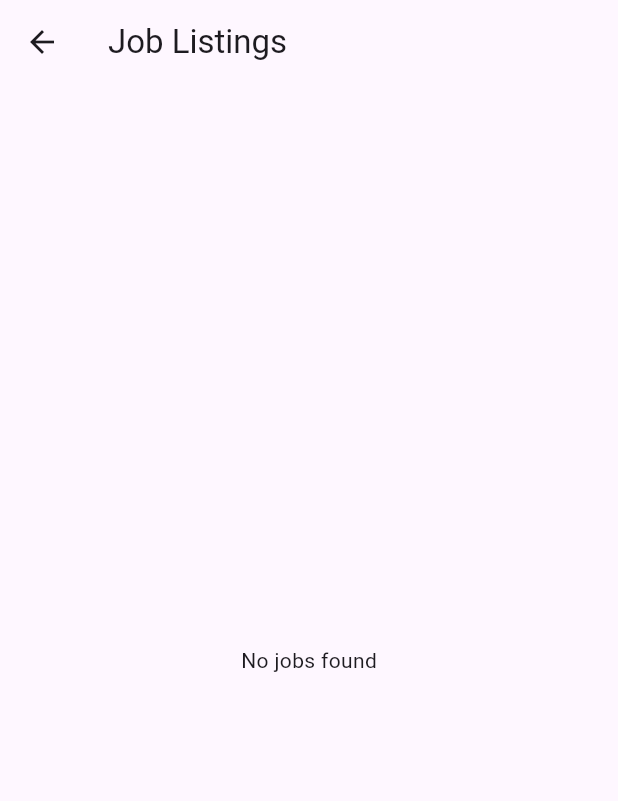
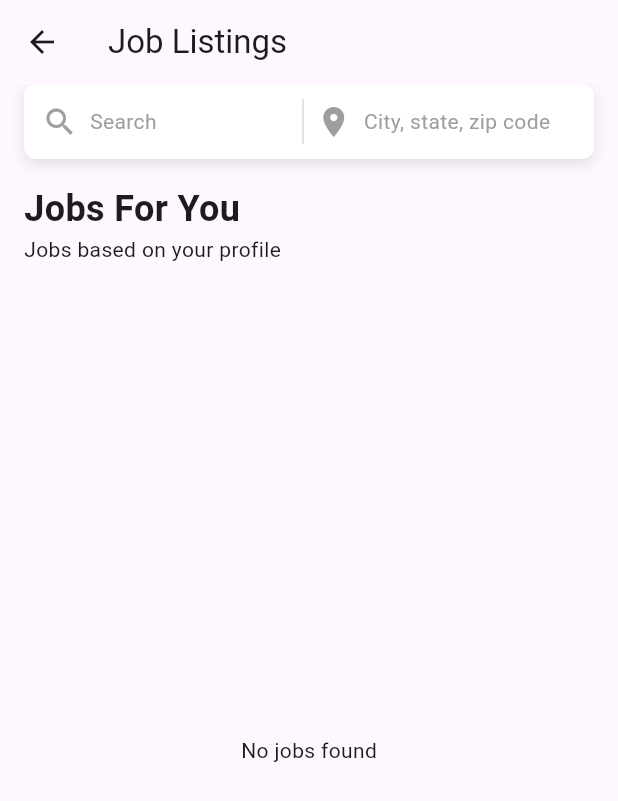
Before and after one commit to musharrafhamraz/Job-Portal-GB, a Flutter app: the HomeScreen screen opened directly, on a phone screen of 412 x 824 dp. Shown: the top 801 px of the screen. Run offline on Flutter 3.47's test engine with Material 3 defaults, Android fonts, the phone set to English and light mode, and no system bars; our stand-ins replace cloud_firestore, file_picker, firebase_auth, firebase_core, firebase_storage, fluttertoast; accounts and stored records are empty.

Commit message:
home screen for the job seeker side is almost complete.

```diff
--- a/lib/screens/bottom_sheets/job_details.dart
+++ b/lib/screens/bottom_sheets/job_details.dart
@@ -43,7 +43,7 @@ void showJobDetails(BuildContext context, Map<String, dynamic> job) {
         builder: (BuildContext context, StateSetter setState) {
           return Container(
             height: MediaQuery.of(context).size.height,
-            padding: const EdgeInsets.all(16.0),
+            padding: const EdgeInsets.fromLTRB(16.0, 30.0, 16.0, 16.0),
             child: Column(
               crossAxisAlignment: CrossAxisAlignment.start,
               children: [
@@ -69,6 +69,9 @@ void showJobDetails(BuildContext context, Map<String, dynamic> job) {
                 buildText(job['name'] ?? 'No Name',
                     style: const TextStyle(
                         fontSize: 30, fontWeight: FontWeight.bold)),
+                const SizedBox(
+                  height: 10,
+                ),
                 buildText(job['company'] ?? 'No Company',
                     style: const TextStyle(fontSize: 20)),
                 buildText(job['location'] ?? 'No Location',
--- a/lib/screens/home_screen.dart
+++ b/lib/screens/home_screen.dart
@@ -3,6 +3,7 @@ import 'package:flutter/material.dart';
 import 'package:jobfinder/firebase_services/firebase_services.dart';
 import 'package:jobfinder/screens/bottom_sheets/job_details.dart';
 import 'package:jobfinder/utility/time_ago_function.dart';
+import 'package:jobfinder/widgets/main_text_field.dart';
 
 class HomeScreen extends StatefulWidget {
   const HomeScreen({super.key});
@@ -15,6 +16,7 @@ class _HomeScreenState extends State<HomeScreen> {
   final Functions functions = Functions();
 
   final FirebaseServices firebaseServices = FirebaseServices();
+  final TextEditingController citySearchController = TextEditingController();
 
   @override
   Widget build(BuildContext context) {
@@ -22,7 +24,36 @@ class _HomeScreenState extends State<HomeScreen> {
       appBar: AppBar(
         title: const Text('Job Listings'),
       ),
-      body: FutureBuilder<List<Map<String, dynamic>>>(
+      body: Column(
+        children: [
+          const Padding(
+            padding: EdgeInsets.symmetric(horizontal: 16.0),
+            child: SearchLocationTextField(),
+          ),
+          const Padding(
+            padding: EdgeInsets.only(left: 16.0, top: 16.0),
+            child: SizedBox(
+              width: double.infinity,
+              child: Column(
+                crossAxisAlignment: CrossAxisAlignment.start,
+                children: [
+                  Text(
+                    'Jobs For You',
+                    style:
+                        TextStyle(fontSize: 24.0, fontWeight: FontWeight.bold),
+                  ),
+                  Text(
+                    'Jobs based on your profile',
+                    style: TextStyle(
+                        fontSize: 14.0, fontWeight: FontWeight.normal),
+                  ),
+                ],
+              ),
+            ),
+          ),
+          Expanded(
+            flex: 7,
+            child: FutureBuilder<List<Map<String, dynamic>>>(
               future: firebaseServices.fetchJobs(),
               builder: (context, snapshot) {
                 if (snapshot.connectionState == ConnectionState.waiting) {
@@ -41,7 +72,7 @@ class _HomeScreenState extends State<HomeScreen> {
                   itemBuilder: (context, index) {
                     final job = jobs[index];
                     return Card(
-                margin: const EdgeInsets.all(8.0),
+                      margin: const EdgeInsets.fromLTRB(16.0, 10.0, 16.0, 16.0),
                       child: Padding(
                         padding: const EdgeInsets.all(16.0),
                         child: Row(
@@ -51,36 +82,57 @@ class _HomeScreenState extends State<HomeScreen> {
                               child: Column(
                                 crossAxisAlignment: CrossAxisAlignment.start,
                                 children: [
-                            Text(
-                              job['company'] ?? 'No Company',
-                              style: const TextStyle(
-                                  fontWeight: FontWeight.normal),
-                            ),
-                            const SizedBox(height: 4),
                                   GestureDetector(
                                     onTap: () => showJobDetails(context, job),
                                     child: Text(
                                       job['name'] ?? 'No Name',
+                                      maxLines: 1,
+                                      overflow: TextOverflow.ellipsis,
                                       style: const TextStyle(
+                                          fontSize: 24,
                                           fontWeight: FontWeight.bold),
                                     ),
                                   ),
                                   const SizedBox(height: 4),
                                   Text(
-                                'Posted: ${functions.timeAgo(job['timestamp'] as Timestamp)}'),
+                                    job['company'] ?? 'No Company',
+                                    style: const TextStyle(
+                                        letterSpacing: 2.0,
+                                        fontSize: 16,
+                                        fontWeight: FontWeight.normal),
+                                  ),
+                                  const SizedBox(height: 4),
+                                  Text(
+                                    job['location'] ?? 'No Location',
+                                    style: const TextStyle(
+                                        letterSpacing: 2.0,
+                                        fontSize: 16,
+                                        fontWeight: FontWeight.normal),
+                                  ),
+                                  const SizedBox(height: 4),
+                                  Text(
+                                    'Posted: ${functions.timeAgo(job['timestamp'] as Timestamp)}',
+                                    style: TextStyle(color: Colors.grey[600]),
+                                  ),
                                 ],
                               ),
                             ),
                             Column(
                               children: [
                                 IconButton(
-                            icon: const Icon(Icons.bookmark_border),
+                                  icon: const Icon(
+                                    Icons.bookmark_border,
+                                    size: 35,
+                                  ),
                                   onPressed: () {
                                     // Add functionality to save the job
                                   },
                                 ),
                                 IconButton(
-                            icon: const Icon(Icons.report_gmailerrorred_sharp),
+                                  icon: const Icon(
+                                    Icons.report_gmailerrorred_sharp,
+                                    size: 35,
+                                  ),
                                   onPressed: () {
                                     // Add functionality to report the job
                                   },
@@ -95,6 +147,9 @@ class _HomeScreenState extends State<HomeScreen> {
                 );
               },
             ),
+          ),
+        ],
+      ),
     );
   }
 }
--- /dev/null
+++ b/lib/widgets/main_text_field.dart
@@ -0,0 +1,62 @@
+import 'package:flutter/material.dart';
+
+class SearchLocationTextField extends StatelessWidget {
+  const SearchLocationTextField({super.key});
+
+  @override
+  Widget build(BuildContext context) {
+    return Container(
+      padding: const EdgeInsets.symmetric(horizontal: 12, vertical: 10),
+      decoration: BoxDecoration(
+        color: Colors.white,
+        borderRadius: BorderRadius.circular(8),
+        boxShadow: [
+          BoxShadow(
+            color: Colors.grey.withOpacity(0.3),
+            blurRadius: 8,
+            offset: const Offset(0, 3),
+          ),
+        ],
+      ),
+      child: Row(
+        children: [
+          // Search Field
+          const Expanded(
+            child: Row(
+              children: [
+                Icon(Icons.search, color: Colors.grey),
+                SizedBox(width: 8),
+                Text(
+                  'Search',
+                  style: TextStyle(color: Colors.grey),
+                ),
+              ],
+            ),
+          ),
+
+          // Divider
+          Container(
+            width: 1,
+            height: 30,
+            color: Colors.grey.withOpacity(0.4),
+          ),
+          const SizedBox(width: 8),
+
+          // Location Field
+          const Expanded(
+            child: Row(
+              children: [
+                Icon(Icons.location_on, color: Colors.grey),
+                SizedBox(width: 8),
+                Text(
+                  'City, state, zip code',
+                  style: TextStyle(color: Colors.grey),
+                ),
+              ],
+            ),
+          ),
+        ],
+      ),
+    );
+  }
+}
--- a/lib/widgets/outline_button.dart
+++ b/lib/widgets/outline_button.dart
@@ -12,10 +12,10 @@ class CustomOutlineButton extends StatelessWidget {
 
   @override
   Widget build(BuildContext context) {
-    final isDarkMode = Theme.of(context).brightness == Brightness.dark;
+    // final isDarkMode = Theme.of(context).brightness == Brightness.dark;
 
-    final Color? background_color =
-        isDarkMode ? Colors.blue[700] : Colors.blue[900];
+    // final Color? background_color =
+    //     isDarkMode ? Colors.blue[700] : Colors.blue[900];
     return SizedBox(
       width: double.infinity,
       child: OutlinedButton(
```
Also changed, not shown: lib/screens/splash_screen.dart (+14 -4 lines). Lines whose indentation alone changed are shown as unchanged.
